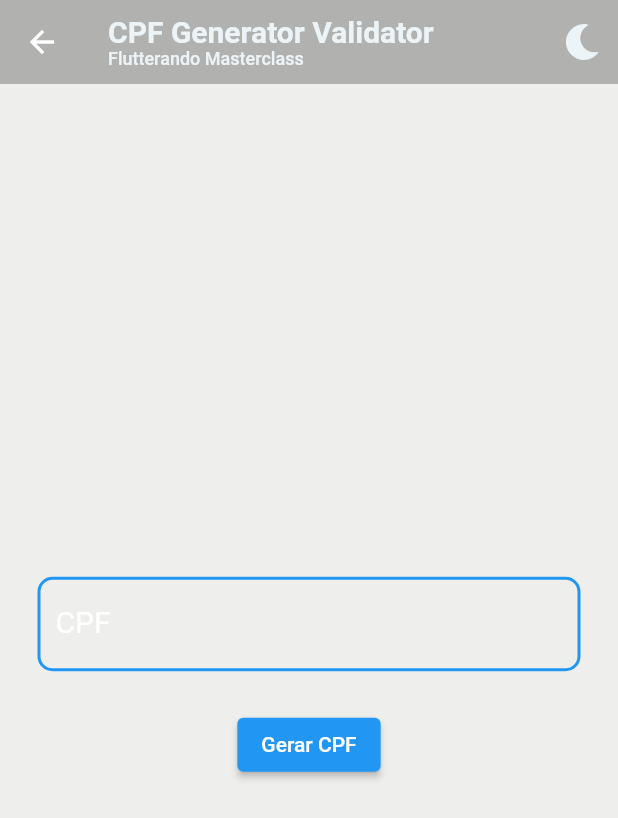
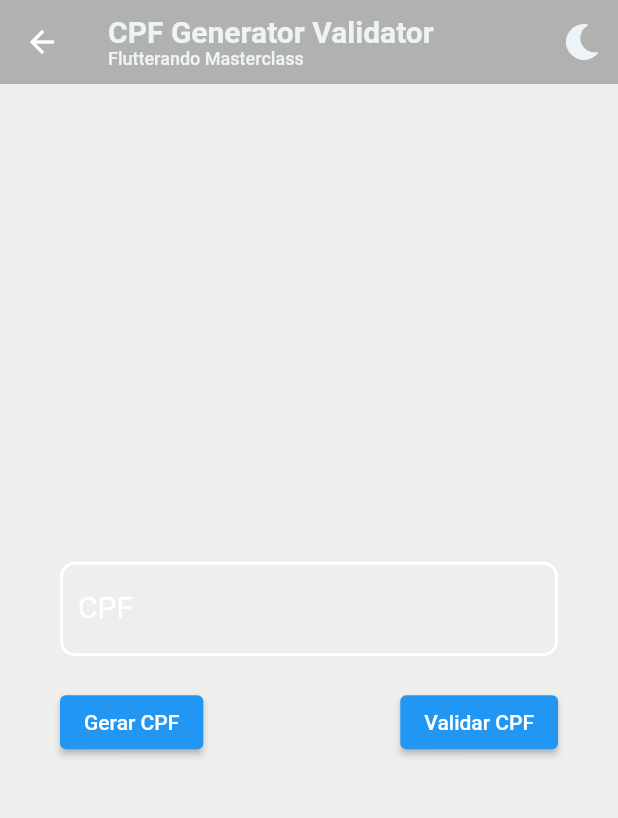
Before and after one commit to NiltonFirmino/masterclass_flutterando, a Flutter app: the CpfGeneratorValidatorPage screen opened by its route, on a phone screen of 412 x 824 dp. Shown: the top 818 px of the screen. Run offline on Flutter 3.47's test engine with Material 2 defaults, Android fonts, the phone set to English and light mode, and no system bars; our stand-ins replace dio, flutter_svg; Roboto replaces fonts that are missing (Poppins).

Commit message:
feat_cpf_done

```diff
--- a/lib/app/exercises/design_patterns_I/mvw/cpf_generation_validator/cpf_gen_val_page.dart
+++ b/lib/app/exercises/design_patterns_I/mvw/cpf_generation_validator/cpf_gen_val_page.dart
@@ -13,7 +13,7 @@ class CpfGeneratorValidatorPage extends StatefulWidget {
 class _CpfGeneratorValidatorPageState extends State<CpfGeneratorValidatorPage> {
   final RandomCpfGeneratorController controller =
       RandomCpfGeneratorController();
-  final TextEditingController? _cpfController = TextEditingController();
+  TextEditingController? _cpfController = TextEditingController();
 
   @override
   void initState() {
@@ -23,6 +23,7 @@ class _CpfGeneratorValidatorPageState extends State<CpfGeneratorValidatorPage> {
     });
   }
 
+  bool? results;
   @override
   Widget build(BuildContext context) {
     return Scaffold(
@@ -32,7 +33,7 @@ class _CpfGeneratorValidatorPageState extends State<CpfGeneratorValidatorPage> {
           mainAxisAlignment: MainAxisAlignment.center,
           children: [
             Padding(
-              padding: const EdgeInsets.all(25.0),
+              padding: const EdgeInsets.only(right: 40, left: 40, bottom: 20),
               child: TextFormField(
                 controller: _cpfController,
                 decoration: InputDecoration(
@@ -43,13 +44,6 @@ class _CpfGeneratorValidatorPageState extends State<CpfGeneratorValidatorPage> {
                       ),
                       borderRadius: BorderRadius.circular(10.0)),
                   enabledBorder: OutlineInputBorder(
-                      borderSide: const BorderSide(
-                        width: 2,
-                        color: Colors.blue,
-                      ),
-                      borderRadius: BorderRadius.circular(10.0)),
-
-                  disabledBorder: OutlineInputBorder(
                       borderSide: const BorderSide(
                         width: 2,
                         color: Colors.white,
@@ -65,23 +59,51 @@ class _CpfGeneratorValidatorPageState extends State<CpfGeneratorValidatorPage> {
                   labelStyle: const TextStyle(
                     color: Colors.white,
                   ),
+                  counterText: results == null
+                      ? ''
+                      : ((results == true) ? 'CPF é Válido' : 'CPF é Inválido'),
+                  counterStyle: TextStyle(
+                    color: results == null
+                        ? Colors.white
+                        : ((results == true) ? Colors.green : Colors.red),
                   ),
-                style: const TextStyle(
+                ),
+                style: TextStyle(
                   fontSize: 20,
-                  color: Colors.white,
+                  color: results == null
+                      ? Colors.white
+                      : ((results == true) ? Colors.green : Colors.red),
                 ),
               ),
             ),
+            Padding(
+              padding: const EdgeInsets.only(right: 40, left: 40),
+              child: Row(
+                children: [
                   ElevatedButton(
                     onPressed: () {
                       controller.generateCpf();
                       _cpfController?.value = _cpfController!.value.copyWith(
                         text: controller.cpf,
-                  selection:
-                      TextSelection.collapsed(offset: controller.cpf.length),
+                        selection: TextSelection.collapsed(
+                            offset: controller.cpf.length),
                       );
                     },
                     child: const Text('Gerar CPF'),
+                  ),
+                  Expanded(
+                    child: Container(),
+                  ),
+                  ElevatedButton(
+                    onPressed: () {
+                      bool? results2 =
+                          controller.validateCpf(_cpfController!.value.text);
+                      results = results2;
+                    },
+                    child: const Text('Validar CPF'),
+                  ),
+                ],
+              ),
             ),
           ],
         ),
--- a/lib/app/exercises/design_patterns_I/mvw/cpf_generation_validator/cpf_generation_controller_validator.dart
+++ b/lib/app/exercises/design_patterns_I/mvw/cpf_generation_validator/cpf_generation_controller_validator.dart
@@ -20,4 +20,11 @@ class RandomCpfGeneratorController extends ChangeNotifier {
     this.cpf = cpf.cpf;
     notifyListeners();
   }
+   validateCpf(String code) {
+   var cpf= Cpf();
+   bool results = cpf.validateCpf(code);
+
+    notifyListeners();
+    return results;
+  }
 }
```
Also changed, not shown: lib/app/exercises/design_patterns_I/mvw/cpf_generation_validator/cpf_gen_val_models.dart (+7 -7 lines). Lines whose indentation alone changed are shown as unchanged.
